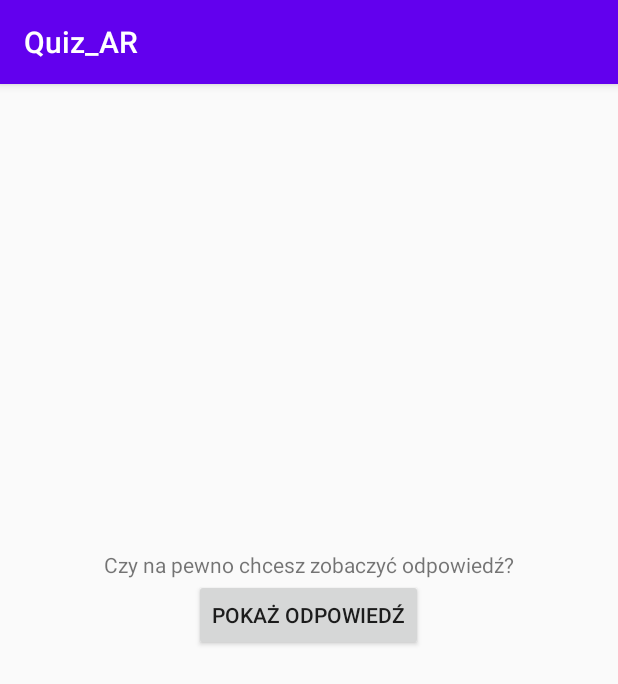
After one commit to alexrostkowska/Systemy-Mobilne, an Android app: the PromptActivity screen opened directly, with no data from a screen before it, on a phone screen of 412 x 824 dp. The commit adds this screen. Shown: the top 684 px of the screen. Run offline under Robolectric (Android 15) with nearby library versions, the phone set to English and light mode, and no system bars.

Commit message:
PS2-add-answerShow

```diff
--- /dev/null
+++ b/app/src/main/java/com/example/quiz_ar/PromptActivity.java
@@ -0,0 +1,39 @@
+package com.example.quiz_ar;
+
+import android.content.Intent;
+import android.support.v7.app.AppCompatActivity;
+import android.os.Bundle;
+import android.view.View;
+import android.widget.Button;
+import android.widget.TextView;
+
+public class PromptActivity extends AppCompatActivity {
+    private boolean correctAnswer;
+    private Button showCorrectAnswerButton;
+    private TextView answerTextView;
+    public static final String KEY_EXTRA_ANSWER_SHOWN = "com.example.quiz_ar.answerShown";
+
+    @Override
+    protected void onCreate(Bundle savedInstanceState) {
+        super.onCreate(savedInstanceState);
+        setContentView(R.layout.activity_prompt);
+        correctAnswer = getIntent().getBooleanExtra(MainActivity.KEY_EXTRA_ANSWER,true);
+
+        showCorrectAnswerButton = findViewById(R.id.show_prompt_button);
+        answerTextView = findViewById(R.id.answer_text_view);
+
+        showCorrectAnswerButton.setOnClickListener(new View.OnClickListener() {
+            @Override
+            public void onClick(View v) {
+                int answer = correctAnswer ? R.string.button_true : R.string.button_false;
+                answerTextView.setText(answer);
+                setAnswerShownResult(true);
+            }
+        });
+    }
+    private void setAnswerShownResult(boolean answerWasShown) {
+        Intent resultIntent = new Intent();
+        resultIntent.putExtra(KEY_EXTRA_ANSWER_SHOWN, answerWasShown);
+        setResult(RESULT_OK, resultIntent);
+    }
+}
--- a/app/src/main/res/layout/activity_main.xml
+++ b/app/src/main/res/layout/activity_main.xml
@@ -49,4 +49,10 @@
             android:text="@string/button_next" />
     </LinearLayout>
 
+    <Button
+        android:id="@+id/prompt_button"
+        android:layout_width="230dp"
+        android:layout_height="wrap_content"
+        android:text="@string/button_prompt" />
+
 </LinearLayout>
--- /dev/null
+++ b/app/src/main/res/layout/activity_prompt.xml
@@ -0,0 +1,28 @@
+<?xml version="1.0" encoding="utf-8"?>
+<LinearLayout xmlns:android="http://schemas.android.com/apk/res/android"
+    xmlns:app="http://schemas.android.com/apk/res-auto"
+    xmlns:tools="http://schemas.android.com/tools"
+    android:layout_width="match_parent"
+    android:layout_height="match_parent"
+    android:gravity="center"
+    android:orientation="vertical"
+    tools:context=".PromptActivity">
+
+    <TextView
+        android:layout_width="wrap_content"
+        android:layout_height="wrap_content"
+        android:text="@string/prompt"/>
+    <Button
+        android:id="@+id/show_prompt_button"
+        android:layout_width="wrap_content"
+        android:layout_height="wrap_content"
+        android:text="@string/button_show_prompt" />
+
+    <TextView
+        android:id="@+id/answer_text_view"
+        android:layout_width="wrap_content"
+        android:layout_height="wrap_content"
+        android:padding="30dp"
+        tools:text="Odpowiedź"/>
+
+</LinearLayout>
--- a/app/src/main/res/values/strings.xml
+++ b/app/src/main/res/values/strings.xml
@@ -10,4 +10,8 @@
     <string name="q_testing">Pracując nad nową funkcjonalnością, wykonuje się smoke testy?</string>
     <string name="correct_answer">Poprawna odpowiedź</string>
     <string name="incorrect_answer">Niepoprawna odpowiedź</string>
+    <string name="prompt">Czy na pewno chcesz zobaczyć odpowiedź?</string>
+    <string name="button_show_prompt">Pokaż odpowiedź</string>
+    <string name="button_prompt">Podpowiedź</string>
+    <string name="answer_was_shown">Odpowiedź już została wyświetlona.</string>
 </resources>
```
Also changed, not shown: app/src/main/AndroidManifest.xml (+7 -0 lines), app/src/main/java/com/example/quiz_ar/MainActivity.java (+76 -4 lines).
